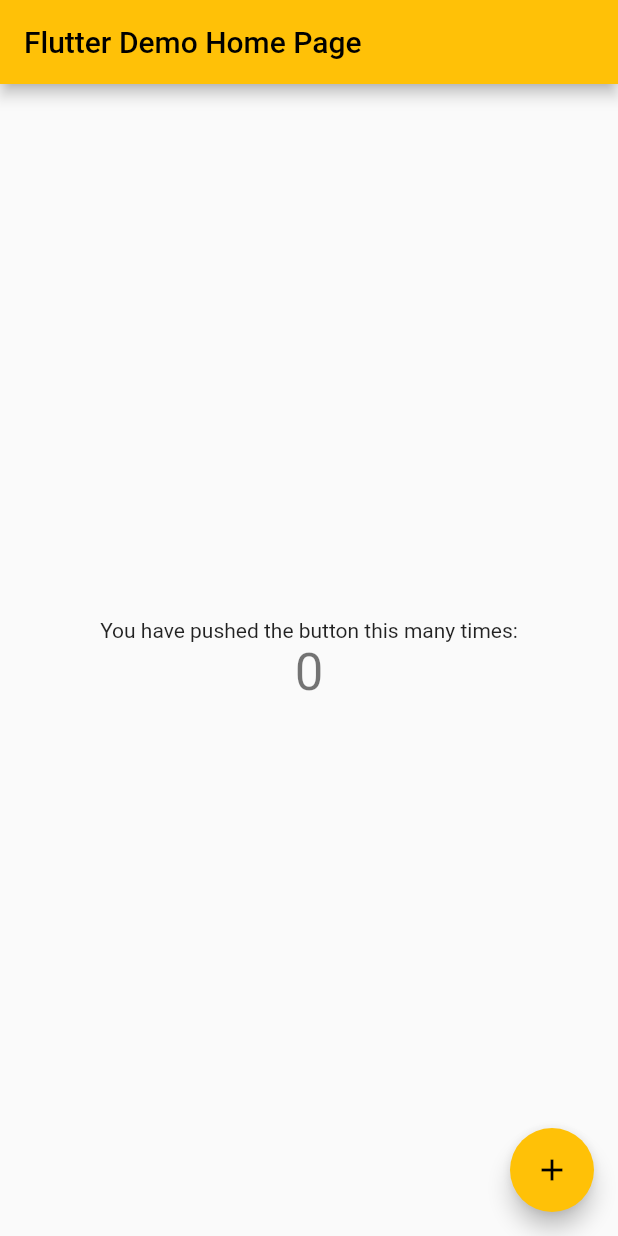
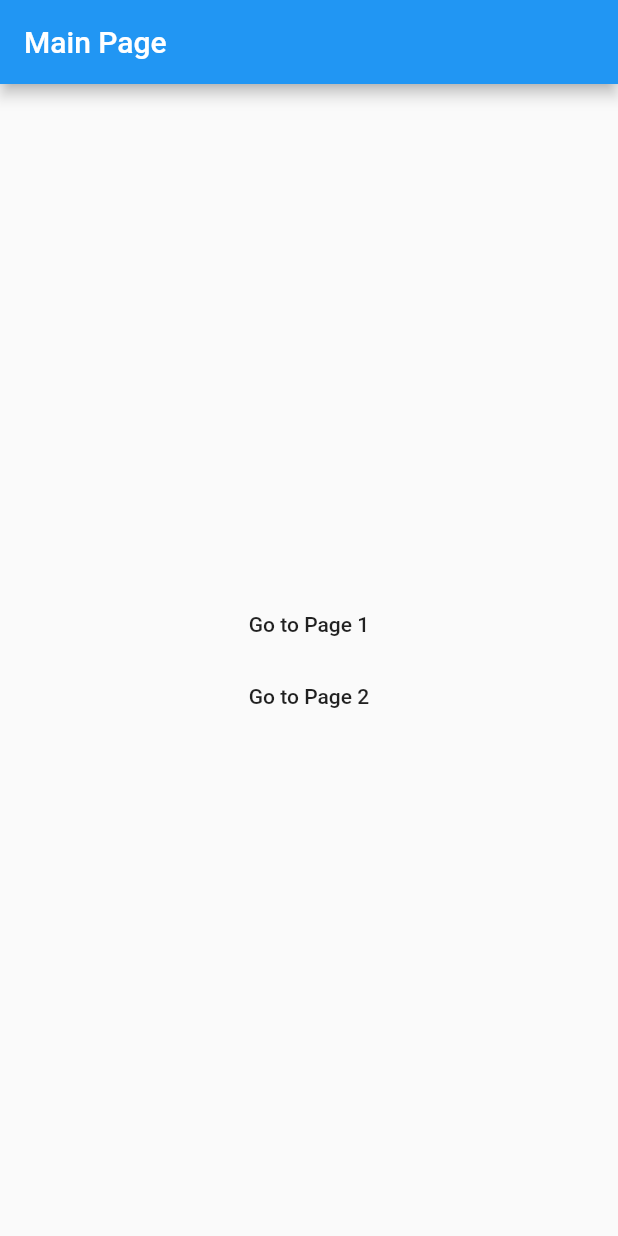
Before and after one commit to Kacp-R/fiszki, a Flutter app: the screen it shows after launch, on a phone screen of 412 x 824 dp. Run offline on Flutter 3.47's test engine with Material 2 defaults, Android fonts, the phone set to English and light mode, and no system bars.

Commit message:
-dodanie plików dla każdej ze stron,-testowy main_page.dart aby sprawdzić czy przechodznie pomiędzy stronami działa w main.dart wywołujemy main_page.dart a tam już potenjclanie inne strony

```diff
--- /dev/null
+++ b/lib/flashcards.dart
@@ -0,0 +1,18 @@
+import 'package:flutter/material.dart';
+
+class Flashcards extends StatelessWidget {
+  @override
+  Widget build(BuildContext context) {
+    return Scaffold(
+      appBar: AppBar(
+        title: Text('dos stream'),
+      ),
+      body: Center(
+        child: Text(
+          'cos',
+          style: TextStyle(fontSize: 24.0),
+        ),
+      ),
+    );
+  }
+}
--- a/lib/main.dart
+++ b/lib/main.dart
@@ -1,115 +1,18 @@
 import 'package:flutter/material.dart';
+
+import 'main_page.dart';
+
+class MyApp extends StatelessWidget {
+  const MyApp({super.key});
+
+  @override
+  Widget build(BuildContext context) {
+    return const MaterialApp(
+      home: Main(),
+    );
+  }
+}
 
 void main() {
   runApp(const MyApp());
 }
-
-class MyApp extends StatelessWidget {
-  const MyApp({super.key});
-
-  // This widget is the root of your application.
-  @override
-  Widget build(BuildContext context) {
-    return MaterialApp(
-      title: 'Flutter Demo',
-      theme: ThemeData(
-        // This is the theme of your application.
-        //
-        // Try running your application with "flutter run". You'll see the
-        // application has a blue toolbar. Then, without quitting the app, try
-        // changing the primarySwatch below to Colors.green and then invoke
-        // "hot reload" (press "r" in the console where you ran "flutter run",
-        // or simply save your changes to "hot reload" in a Flutter IDE).
-        // Notice that the counter didn't reset back to zero; the application
-        // is not restarted.
-        primarySwatch: Colors.amber ,
-      ),
-      home: const MyHomePage(title: 'Flutter Demo Home Page'),
-    );
-  }
-}
-
-class MyHomePage extends StatefulWidget {
-  const MyHomePage({super.key, required this.title});
-
-  // This widget is the home page of your application. It is stateful, meaning
-  // that it has a State object (defined below) that contains fields that affect
-  // how it looks.
-
-  // This class is the configuration for the state. It holds the values (in this
-  // case the title) provided by the parent (in this case the App widget) and
-  // used by the build method of the State. Fields in a Widget subclass are
-  // always marked "final".
-
-  final String title;
-
-  @override
-  State<MyHomePage> createState() => _MyHomePageState();
-}
-
-class _MyHomePageState extends State<MyHomePage> {
-  int _counter = 0;
-
-  void _incrementCounter() {
-    setState(() {
-      // This call to setState tells the Flutter framework that something has
-      // changed in this State, which causes it to rerun the build method below
-      // so that the display can reflect the updated values. If we changed
-      // _counter without calling setState(), then the build method would not be
-      // called again, and so nothing would appear to happen.
-      _counter++;
-    });
-  }
-
-  @override
-  Widget build(BuildContext context) {
-    // This method is rerun every time setState is called, for instance as done
-    // by the _incrementCounter method above.
-    //
-    // The Flutter framework has been optimized to make rerunning build methods
-    // fast, so that you can just rebuild anything that needs updating rather
-    // than having to individually change instances of widgets.
-    return Scaffold(
-      appBar: AppBar(
-        // Here we take the value from the MyHomePage object that was created by
-        // the App.build method, and use it to set our appbar title.
-        title: Text(widget.title),
-      ),
-      body: Center(
-        // Center is a layout widget. It takes a single child and positions it
-        // in the middle of the parent.
-        child: Column(
-          // Column is also a layout widget. It takes a list of children and
-          // arranges them vertically. By default, it sizes itself to fit its
-          // children horizontally, and tries to be as tall as its parent.
-          //
-          // Invoke "debug painting" (press "p" in the console, choose the
-          // "Toggle Debug Paint" action from the Flutter Inspector in Android
-          // Studio, or the "Toggle Debug Paint" command in Visual Studio Code)
-          // to see the wireframe for each widget.
-          //
-          // Column has various properties to control how it sizes itself and
-          // how it positions its children. Here we use mainAxisAlignment to
-          // center the children vertically; the main axis here is the vertical
-          // axis because Columns are vertical (the cross axis would be
-          // horizontal).
-          mainAxisAlignment: MainAxisAlignment.center,
-          children: <Widget>[
-            const Text(
-              'You have pushed the button this many times:',
-            ),
-            Text(
-              '$_counter',
-              style: Theme.of(context).textTheme.headlineMedium,
-            ),
-          ],
-        ),
-      ),
-      floatingActionButton: FloatingActionButton(
-        onPressed: _incrementCounter,
-        tooltip: 'Increment',
-        child: const Icon(Icons.add),
-      ), // This trailing comma makes auto-formatting nicer for build methods.
-    );
-  }
-}
--- /dev/null
+++ b/lib/main_page.dart
@@ -0,0 +1,45 @@
+import 'package:fiszki/flashcards.dart';
+import 'package:flutter/material.dart';
+
+class Main extends StatefulWidget {
+  const Main({Key? key}) : super(key: key);
+
+  @override
+  State<Main> createState() => _MainState();
+}
+
+class _MainState extends State<Main>{
+  @override
+  Widget build(BuildContext context) {
+    return Scaffold(
+      appBar: AppBar(
+        title: Text('Main Page'),
+      ),
+      body: Center(
+        child: Column(
+          mainAxisAlignment: MainAxisAlignment.center,
+          children: [
+            MaterialButton(
+              onPressed: () {
+                Navigator.push(
+                  context,
+                  MaterialPageRoute(builder: (context) => Flashcards()),
+                );
+              },
+              child: Text('Go to Page 1'),
+            ),
+            MaterialButton(
+              onPressed: () {
+                Navigator.push(
+                  context,
+                  MaterialPageRoute(builder: (context) => Flashcards()),
+                );
+              },
+              child: Text('Go to Page 2'),
+            ),
+          ],
+        ),
+      ),
+    );
+  }
+}
--- /dev/null
+++ b/lib/stats.dart
@@ -0,0 +1 @@
+//kacper
--- /dev/null
+++ b/lib/writing_practice.dart
@@ -0,0 +1 @@
+//nikita
```
